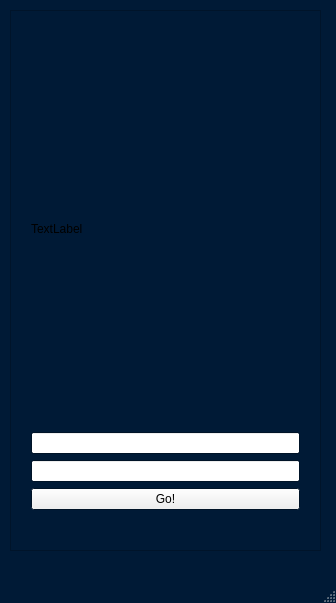
The window that Client/mainwindow.ui (Antonhansel/LostSoul) describes before a commit, drawn with Qt 5.
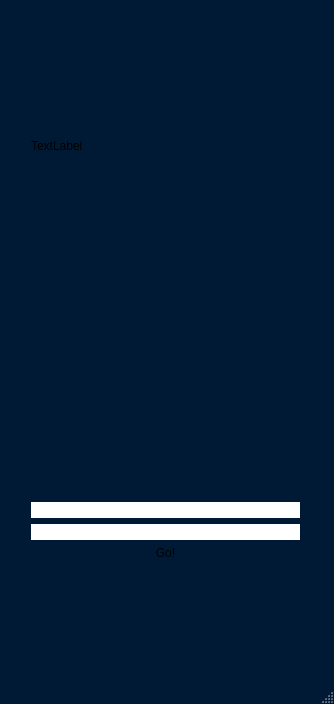
The same window after the commit. Icons and pictures are not drawn.

The edit to the form file:
```diff
--- a/Client/mainwindow.ui
+++ b/Client/mainwindow.ui
@@ -6,8 +6,8 @@
    <rect>
     <x>0</x>
     <y>0</y>
-    <width>336</width>
-    <height>603</height>
+    <width>334</width>
+    <height>704</height>
    </rect>
   </property>
   <property name="palette">
@@ -90,9 +90,52 @@
       <x>10</x>
       <y>10</y>
       <width>311</width>
-      <height>541</height>
+      <height>631</height>
      </rect>
     </property>
+    <property name="palette">
+     <palette>
+      <active>
+       <colorrole role="Base">
+        <brush brushstyle="SolidPattern">
+         <color alpha="255">
+          <red>0</red>
+          <green>2</green>
+          <blue>39</blue>
+         </color>
+        </brush>
+       </colorrole>
+      </active>
+      <inactive>
+       <colorrole role="Base">
+        <brush brushstyle="SolidPattern">
+         <color alpha="255">
+          <red>0</red>
+          <green>2</green>
+          <blue>39</blue>
+         </color>
+        </brush>
+       </colorrole>
+      </inactive>
+      <disabled>
+       <colorrole role="Base">
+        <brush brushstyle="SolidPattern">
+         <color alpha="255">
+          <red>0</red>
+          <green>26</green>
+          <blue>54</blue>
+         </color>
+        </brush>
+       </colorrole>
+      </disabled>
+     </palette>
+    </property>
+    <property name="autoFillBackground">
+     <bool>false</bool>
+    </property>
+    <property name="styleSheet">
+     <string notr="true">border: 0px;</string>
+    </property>
     <property name="frameShape">
      <enum>QFrame::StyledPanel</enum>
     </property>
@@ -105,7 +148,7 @@
        <x>10</x>
        <y>10</y>
        <width>291</width>
-       <height>501</height>
+       <height>551</height>
       </rect>
      </property>
      <layout class="QVBoxLayout" name="layout">
@@ -116,6 +159,16 @@
         </property>
        </widget>
       </item>
+      <item>
+       <widget class="QLabel" name="label">
+        <property name="styleSheet">
+         <string notr="true">background-image: url(&quot;images/text.png&quot;) no-repeat;</string>
+        </property>
+        <property name="text">
+         <string/>
+        </property>
+       </widget>
+      </item>
       <item>
        <widget class="QLineEdit" name="_loginInput"/>
       </item>
```
Left out of the diff: 2 changed lines with no effect on the pictures.
